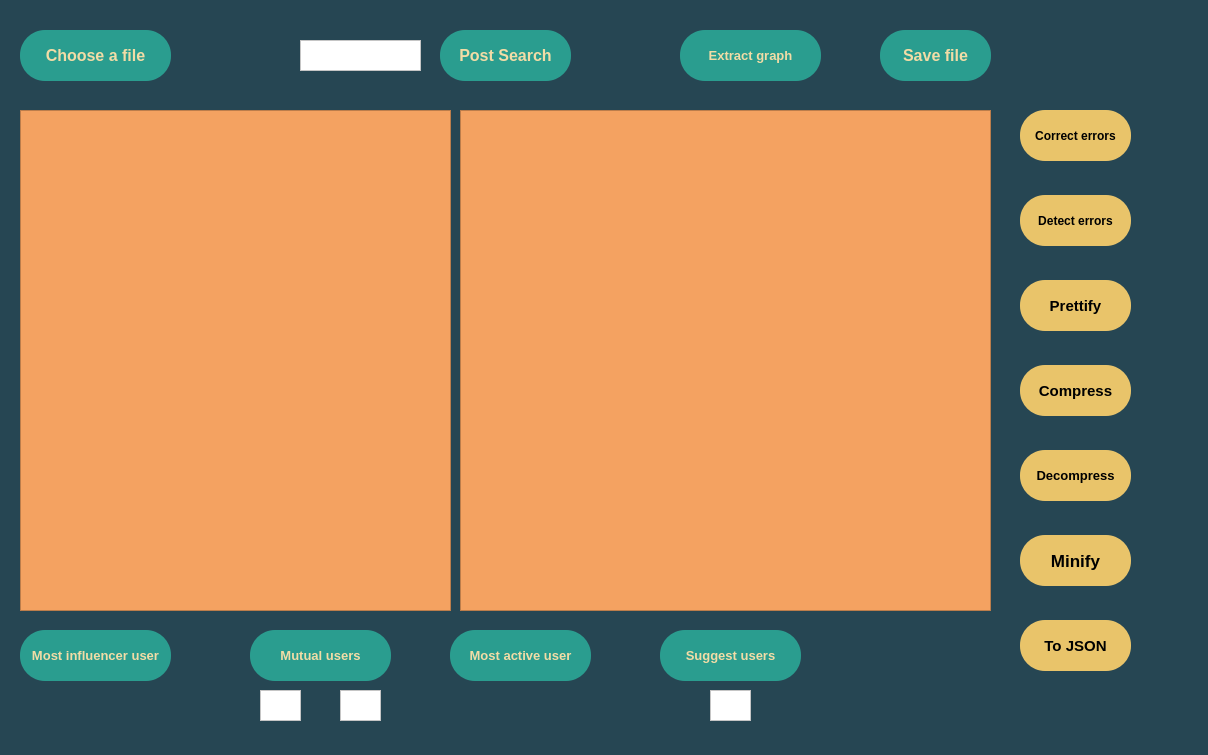
Before: the Qt Designer form xml/xml_toolset/mainwindow.ui in College-Projects-2019-2024/XML-Toolset, drawn with Qt 5.
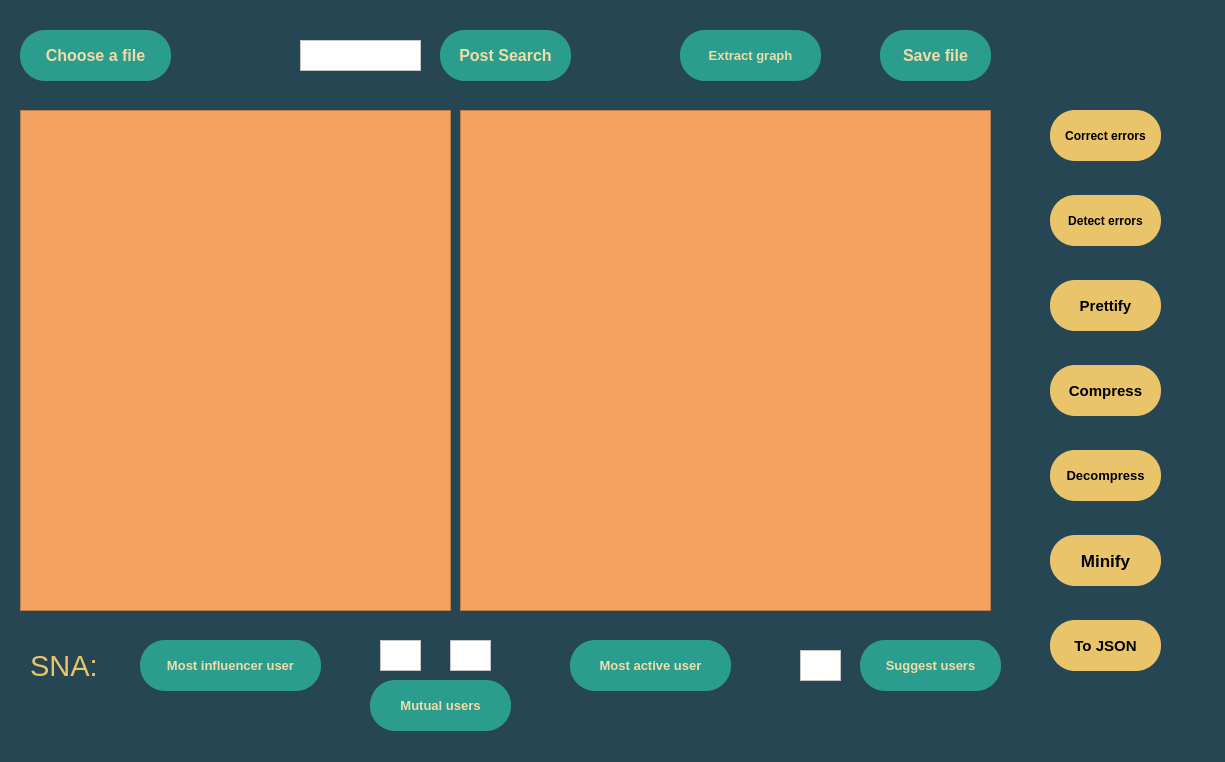
After: the same form once the commit is applied.

Diff of the .ui file:
```diff
--- a/xml/xml_toolset/mainwindow.ui
+++ b/xml/xml_toolset/mainwindow.ui
@@ -6,8 +6,8 @@
    <rect>
     <x>0</x>
     <y>0</y>
-    <width>1208</width>
-    <height>755</height>
+    <width>1225</width>
+    <height>762</height>
    </rect>
   </property>
   <property name="windowTitle">
@@ -47,7 +47,7 @@
    <widget class="QPushButton" name="pushButton_2">
     <property name="geometry">
      <rect>
-      <x>1020</x>
+      <x>1050</x>
       <y>280</y>
       <width>111</width>
       <height>51</height>
@@ -103,7 +103,7 @@
    <widget class="QPushButton" name="pushButton_4">
     <property name="geometry">
      <rect>
-      <x>1020</x>
+      <x>1050</x>
       <y>365</y>
       <width>111</width>
       <height>51</height>
@@ -129,7 +129,7 @@
    <widget class="QPushButton" name="pushButton_5">
     <property name="geometry">
      <rect>
-      <x>1020</x>
+      <x>1050</x>
       <y>450</y>
       <width>111</width>
       <height>51</height>
@@ -155,7 +155,7 @@
    <widget class="QPushButton" name="pushButton_6">
     <property name="geometry">
      <rect>
-      <x>1020</x>
+      <x>1050</x>
       <y>535</y>
       <width>111</width>
       <height>51</height>
@@ -181,7 +181,7 @@
    <widget class="QPushButton" name="pushButton_7">
     <property name="geometry">
      <rect>
-      <x>1020</x>
+      <x>1050</x>
       <y>195</y>
       <width>111</width>
       <height>51</height>
@@ -206,7 +206,7 @@
    <widget class="QPushButton" name="pushButton_8">
     <property name="geometry">
      <rect>
-      <x>1020</x>
+      <x>1050</x>
       <y>110</y>
       <width>111</width>
       <height>51</height>
@@ -232,7 +232,7 @@
    <widget class="QPushButton" name="pushButton_9">
     <property name="geometry">
      <rect>
-      <x>1020</x>
+      <x>1050</x>
       <y>620</y>
       <width>111</width>
       <height>51</height>
@@ -347,9 +347,9 @@
     </property>
     <property name="geometry">
      <rect>
-      <x>20</x>
-      <y>630</y>
-      <width>151</width>
+      <x>140</x>
+      <y>640</y>
+      <width>181</width>
       <height>51</height>
      </rect>
     </property>
@@ -375,8 +375,8 @@
    <widget class="QPushButton" name="pushButton_12">
     <property name="geometry">
      <rect>
-      <x>250</x>
-      <y>630</y>
+      <x>370</x>
+      <y>680</y>
       <width>141</width>
       <height>51</height>
      </rect>
@@ -400,8 +400,8 @@
    <widget class="QPlainTextEdit" name="plainTextEdit_2">
     <property name="geometry">
      <rect>
-      <x>260</x>
-      <y>690</y>
+      <x>380</x>
+      <y>640</y>
       <width>41</width>
       <height>31</height>
      </rect>
@@ -421,30 +421,30 @@
    <widget class="QPlainTextEdit" name="plainTextEdit_3">
     <property name="geometry">
      <rect>
-      <x>340</x>
-      <y>690</y>
-      <width>41</width>
-      <height>31</height>
-     </rect>
-    </property>
-    <property name="font">
-     <font>
-      <pointsize>10</pointsize>
-     </font>
-    </property>
-    <property name="autoFillBackground">
-     <bool>false</bool>
-    </property>
-    <property name="styleSheet">
-     <string notr="true">background: #ffffff;</string>
-    </property>
-   </widget>
-   <widget class="QPushButton" name="pushButton_13">
-    <property name="geometry">
-     <rect>
       <x>450</x>
-      <y>630</y>
-      <width>141</width>
+      <y>640</y>
+      <width>41</width>
+      <height>31</height>
+     </rect>
+    </property>
+    <property name="font">
+     <font>
+      <pointsize>10</pointsize>
+     </font>
+    </property>
+    <property name="autoFillBackground">
+     <bool>false</bool>
+    </property>
+    <property name="styleSheet">
+     <string notr="true">background: #ffffff;</string>
+    </property>
+   </widget>
+   <widget class="QPushButton" name="pushButton_13">
+    <property name="geometry">
+     <rect>
+      <x>570</x>
+      <y>640</y>
+      <width>161</width>
       <height>51</height>
      </rect>
     </property>
@@ -492,8 +492,8 @@
    <widget class="QPushButton" name="pushButton_15">
     <property name="geometry">
      <rect>
-      <x>660</x>
-      <y>630</y>
+      <x>860</x>
+      <y>640</y>
       <width>141</width>
       <height>51</height>
      </rect>
@@ -517,8 +517,8 @@
    <widget class="QPlainTextEdit" name="plainTextEdit_4">
     <property name="geometry">
      <rect>
-      <x>710</x>
-      <y>690</y>
+      <x>800</x>
+      <y>650</y>
       <width>41</width>
       <height>31</height>
      </rect>
@@ -535,6 +535,29 @@
      <string notr="true">background: #ffffff;</string>
     </property>
    </widget>
+   <widget class="QLabel" name="label">
+    <property name="geometry">
+     <rect>
+      <x>30</x>
+      <y>640</y>
+      <width>81</width>
+      <height>51</height>
+     </rect>
+    </property>
+    <property name="font">
+     <font>
+      <pointsize>22</pointsize>
+     </font>
+    </property>
+    <property name="styleSheet">
+     <string notr="true">QLabel#label{
+color: #e9c46a;
+}</string>
+    </property>
+    <property name="text">
+     <string>SNA: </string>
+    </property>
+   </widget>
   </widget>
   <widget class="QStatusBar" name="statusbar"/>
  </widget>
```
